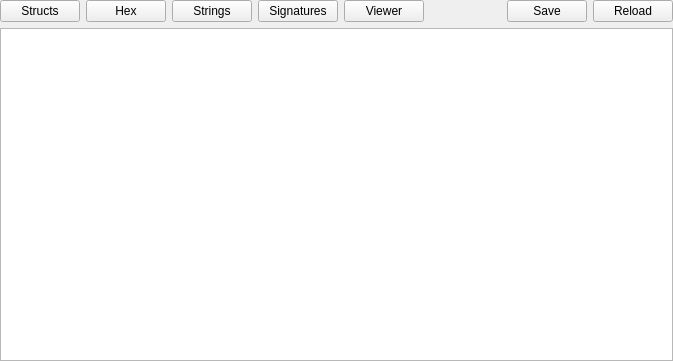
Qt form xprocesswidget.ui (horsicq/XProcessWidget) before a commit.
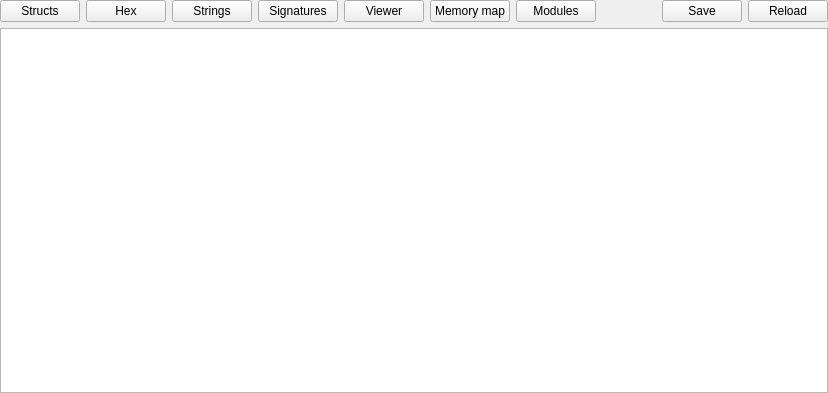
The same form after that commit.

What changed in the file:
```diff
--- a/xprocesswidget.ui
+++ b/xprocesswidget.ui
@@ -6,8 +6,8 @@
    <rect>
     <x>0</x>
     <y>0</y>
-    <width>673</width>
-    <height>361</height>
+    <width>828</width>
+    <height>393</height>
    </rect>
   </property>
   <property name="windowTitle">
@@ -63,6 +63,20 @@
        </property>
       </widget>
      </item>
+     <item>
+      <widget class="QPushButton" name="pushButtonProcessMemoryMap">
+       <property name="text">
+        <string>Memory map</string>
+       </property>
+      </widget>
+     </item>
+     <item>
+      <widget class="QPushButton" name="pushButtonProcessModules">
+       <property name="text">
+        <string>Modules</string>
+       </property>
+      </widget>
+     </item>
      <item>
       <spacer name="horizontalSpacer">
        <property name="orientation">
@@ -123,7 +137,7 @@
       <bool>false</bool>
      </attribute>
      <attribute name="verticalHeaderDefaultSectionSize">
-      <number>23</number>
+      <number>24</number>
      </attribute>
     </widget>
    </item>
```
